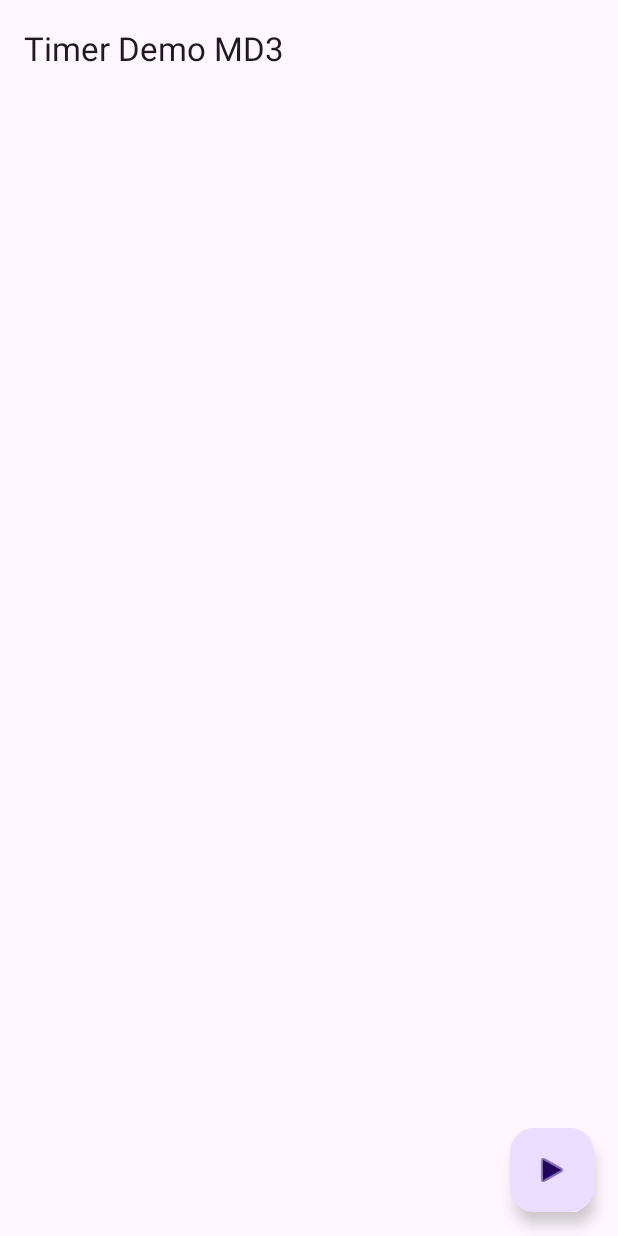
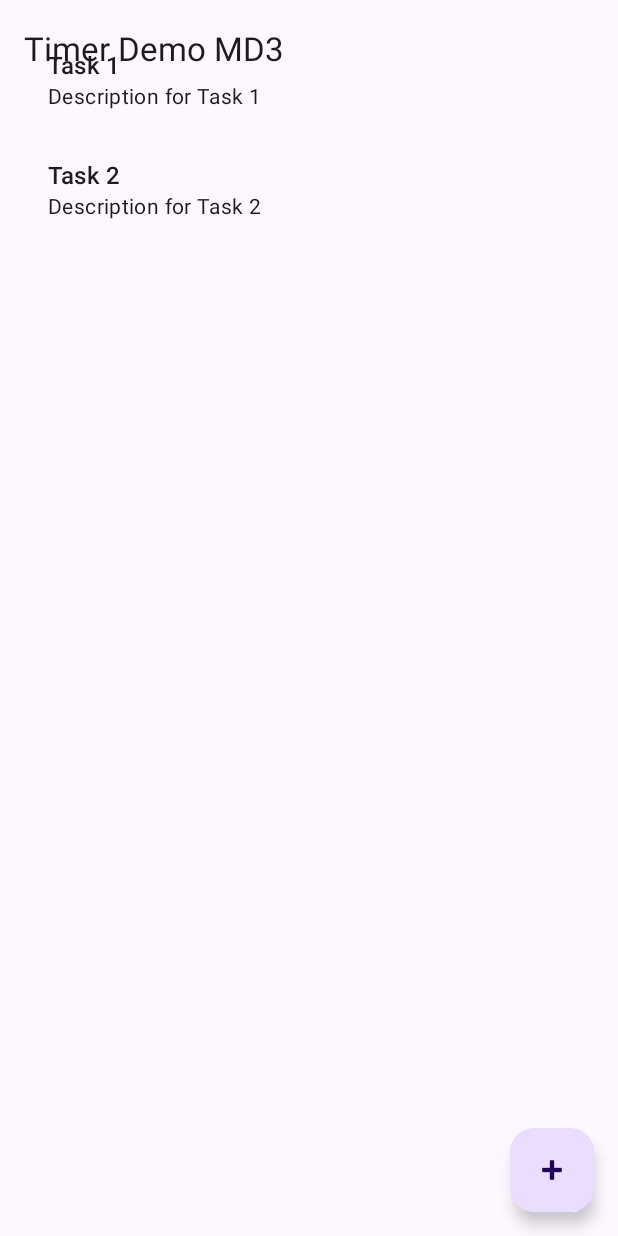
Before and after one commit to sbleier/Trask, an Android app: the screen it shows after launch (MainActivity), on a phone screen of 412 x 824 dp. Run offline under Robolectric (Android 15) with nearby library versions, the phone set to English and light mode, and no system bars.

Commit message:
git commit -m "commit"

```diff
--- a/app/build.gradle.kts
+++ b/app/build.gradle.kts
@@ -4,7 +4,7 @@ plugins {
 
 android {
     namespace = "com.mintedtech.trasck"
-    compileSdk = 34
+    compileSdk = 35
 
     defaultConfig {
         applicationId = "com.mintedtech.trasck"
@@ -39,6 +39,7 @@ dependencies {
     implementation(libs.appcompat)
     implementation(libs.material)
     implementation(libs.constraintlayout)
+    implementation(libs.recyclerview)
     testImplementation(libs.junit)
     androidTestImplementation(libs.ext.junit)
     androidTestImplementation(libs.espresso.core)
--- a/app/src/main/java/com/mintedtech/trasck/MainActivity.java
+++ b/app/src/main/java/com/mintedtech/trasck/MainActivity.java
@@ -4,14 +4,22 @@ import android.content.Intent;
 import android.os.Bundle;
 
 import androidx.appcompat.app.AppCompatActivity;
+import androidx.recyclerview.widget.LinearLayoutManager;
+import androidx.recyclerview.widget.RecyclerView;
 
 import com.mintedtech.trasck.databinding.ActivityMainBinding;
 
 import android.view.View;
 
+import java.util.ArrayList;
+import java.util.List;
+
+
 public class MainActivity extends AppCompatActivity {
 
-
+    private RecyclerView recyclerView;
+    private TaskAdapter adapter;
+    private ArrayList<Task> taskList;
     private ActivityMainBinding binding;
 
     @Override
@@ -19,9 +27,27 @@ public class MainActivity extends AppCompatActivity {
         super.onCreate(savedInstanceState);
         setContentView();
         setSupportActionBar(binding.toolbar);
+        // Initialize the task list
+        taskList = new ArrayList<>();
+
+        // Set up the RecyclerView
+        recyclerView = findViewById(R.id.taskRecyclerView);
+        recyclerView.setLayoutManager(new LinearLayoutManager(this));
+        adapter = new TaskAdapter(this, (ArrayList<Task>) taskList);
+        recyclerView.setAdapter(adapter);
+
         binding.fab.setOnClickListener(view -> handleFABClick(view));
 
+        addDummyTasks();
 
+
+    }
+
+    private void addDummyTasks() {
+        // Adding dummy tasks for demonstration
+        taskList.add(new Task("Task 1", "Description for Task 1"));
+        taskList.add(new Task("Task 2", "Description for Task 2"));
+        adapter.notifyDataSetChanged();
     }
 
     private void setContentView() {
--- /dev/null
+++ b/app/src/main/java/com/mintedtech/trasck/Task.java
@@ -0,0 +1,19 @@
+package com.mintedtech.trasck;
+
+public class Task {
+    private String title;
+    private String description;
+
+    public Task(String title, String description) {
+        this.title = title;
+        this.description = description;
+    }
+
+    public String getTitle() {
+        return title;
+    }
+
+    public String getDescription() {
+        return description;
+    }
+}
--- /dev/null
+++ b/app/src/main/java/com/mintedtech/trasck/TaskAdapter.java
@@ -0,0 +1,61 @@
+package com.mintedtech.trasck;
+
+import android.content.Context;
+import android.content.Intent;
+import android.view.LayoutInflater;
+import android.view.View;
+import android.view.ViewGroup;
+import android.widget.TextView;
+
+import androidx.annotation.NonNull;
+import androidx.recyclerview.widget.RecyclerView;
+
+import java.util.ArrayList;
+import java.util.List;
+
+
+public class TaskAdapter extends RecyclerView.Adapter<TaskAdapter.TaskViewHolder> {
+    private ArrayList<Task> taskList;
+
+    private Context context;
+
+    public TaskAdapter(Context context, ArrayList<Task> tasks) {
+        this.context = context;
+        this.taskList = tasks;
+    }
+
+    @NonNull
+    @Override
+    public TaskViewHolder onCreateViewHolder(@NonNull ViewGroup parent, int viewType) {
+        View view = LayoutInflater.from(parent.getContext()).inflate(R.layout.task_item, parent, false);
+        return new TaskViewHolder(view);
+    }
+
+    @Override
+    public void onBindViewHolder(@NonNull TaskViewHolder holder, int position) {
+        Task task = taskList.get(position);
+        holder.taskTitle.setText(task.getTitle());
+        // Add more bindings if needed
+        holder.taskDescription.setText(task.getDescription());
+
+        holder.itemView.setOnClickListener(v -> {
+            Intent intent = new Intent(context, TaskActivity.class);
+            context.startActivity(intent);
+        });
+    }
+
+    @Override
+    public int getItemCount() {
+        return taskList.size();
+    }
+
+    public static class TaskViewHolder extends RecyclerView.ViewHolder {
+        TextView taskTitle, taskDescription;
+
+        public TaskViewHolder(@NonNull View itemView) {
+            super(itemView);
+            taskTitle = itemView.findViewById(R.id.taskTitle);
+            taskDescription = itemView.findViewById(R.id.taskDescription);
+        }
+    }
+}
--- a/app/src/main/res/layout/activity_main.xml
+++ b/app/src/main/res/layout/activity_main.xml
@@ -23,6 +23,14 @@
         android:id="@+id/content_main"
         />
 
+    <androidx.recyclerview.widget.RecyclerView
+        android:id="@+id/taskRecyclerView"
+        android:layout_width="match_parent"
+        android:layout_height="match_parent"
+        android:layout_above="@+id/fabAddTask"
+        android:padding="16dp"
+        android:clipToPadding="false" />
+
     <com.google.android.material.floatingactionbutton.FloatingActionButton
         android:id="@+id/fab"
         android:layout_width="wrap_content"
@@ -30,6 +38,6 @@
         android:layout_gravity="bottom|end"
         android:layout_marginEnd="@dimen/fab_margin"
         android:layout_marginBottom="16dp"
-        app:srcCompat="@android:drawable/ic_media_play" />
+        app:srcCompat="@android:drawable/ic_input_add" />
 
 </androidx.coordinatorlayout.widget.CoordinatorLayout>
--- /dev/null
+++ b/app/src/main/res/layout/task_item.xml
@@ -0,0 +1,20 @@
+<?xml version="1.0" encoding="utf-8"?>
+<LinearLayout xmlns:android="http://schemas.android.com/apk/res/android"
+    android:layout_width="match_parent"
+    android:layout_height="wrap_content"
+    android:orientation="vertical"
+    android:padding="16dp">
+
+    <TextView
+        android:id="@+id/taskTitle"
+        android:layout_width="wrap_content"
+        android:layout_height="wrap_content"
+        android:textAppearance="?attr/textAppearanceListItem" />
+
+    <TextView
+        android:id="@+id/taskDescription"
+        android:layout_width="wrap_content"
+        android:layout_height="wrap_content"
+        android:textAppearance="?attr/textAppearanceListItemSecondary" />
+
+</LinearLayout>
--- a/gradle/libs.versions.toml
+++ b/gradle/libs.versions.toml
@@ -8,6 +8,7 @@ material = "1.12.0"
 constraintlayout = "2.1.4"
 navigationFragment = "2.7.7"
 navigationUi = "2.7.7"
+recyclerview = "1.4.0-alpha02"
 
 [libraries]
 junit = { group = "junit", name = "junit", version.ref = "junit" }
@@ -18,6 +19,7 @@ material = { group = "com.google.android.material", name = "material", version.r
 constraintlayout = { group = "androidx.constraintlayout", name = "constraintlayout", version.ref = "constraintlayout" }
 navigation-fragment = { group = "androidx.navigation", name = "navigation-fragment", version.ref = "navigationFragment" }
 navigation-ui = { group = "androidx.navigation", name = "navigation-ui", version.ref = "navigationUi" }
+recyclerview = { group = "androidx.recyclerview", name = "recyclerview", version.ref = "recyclerview" }
 
 [plugins]
 android-application = { id = "com.android.application", version.ref = "agp" }
```
